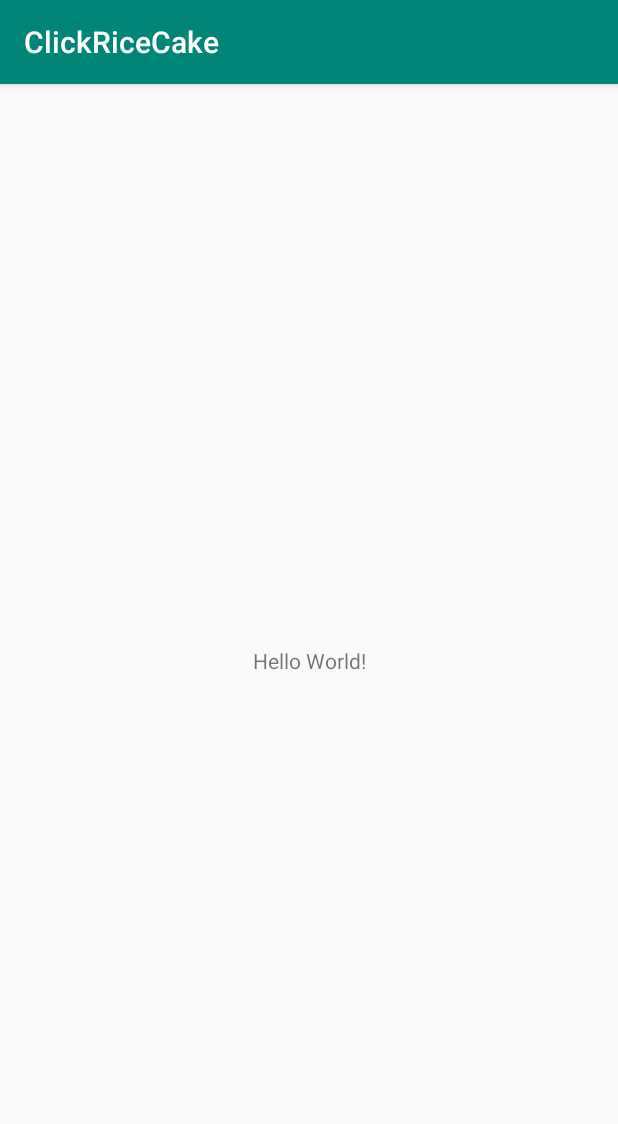
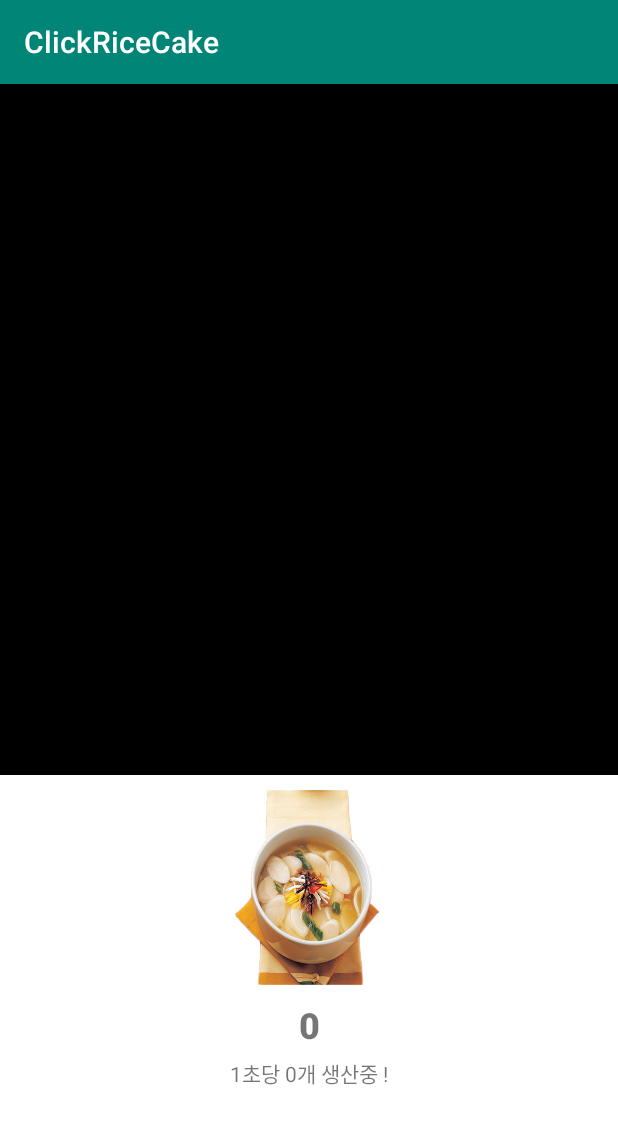
Before and after one commit to TaeHyungK/clicker-android, an Android app: the screen it shows after launch (MainActivity), on a phone screen of 412 x 824 dp. Shown: the top 1124 px of the screen. Run offline under Robolectric (Android 15) with nearby library versions, the phone set to English and light mode, and no system bars.

Commit message:
[메인] 클릭 시 떡국 추가 처리

```diff
--- a/app/build.gradle
+++ b/app/build.gradle
@@ -1,4 +1,6 @@
 apply plugin: 'com.android.application'
+apply plugin: 'kotlin-android-extensions'
+apply plugin: 'kotlin-android'
 
 android {
     compileSdkVersion 29
@@ -26,4 +28,12 @@ dependencies {
     testImplementation 'junit:junit:4.12'
     androidTestImplementation 'androidx.test.ext:junit:1.1.0'
     androidTestImplementation 'androidx.test.espresso:espresso-core:3.1.1'
+    implementation 'com.github.bumptech.glide:glide:4.7.1'
+    annotationProcessor 'com.github.bumptech.glide:compiler:4.7.1'
+    compile "androidx.core:core-ktx:+"
+    implementation "org.jetbrains.kotlin:kotlin-stdlib-jdk7:$kotlin_version"
 }
+
+repositories {
+    mavenCentral()
+}
--- a/app/src/main/java/com/taehyung/clickricecake/MainActivity.kt
+++ b/app/src/main/java/com/taehyung/clickricecake/MainActivity.kt
@@ -1,13 +1,44 @@
 package com.taehyung.clickricecake
 
+import android.annotation.SuppressLint
 import androidx.appcompat.app.AppCompatActivity
 
 import android.os.Bundle
+import android.view.View
+import android.widget.ImageView
+import android.widget.TextView
 
 class MainActivity : AppCompatActivity() {
+
+    private lateinit var mSoupImg: ImageView
+    private lateinit var mSoupCount: TextView
+    private lateinit var mSoupMaking: TextView
+
+    var mClickMaking = 1L
+    var mAutoMaking = 0L
+
+    var mTotalMaking: Long = 0
 
     override fun onCreate(savedInstanceState: Bundle?) {
         super.onCreate(savedInstanceState)
         setContentView(R.layout.activity_main)
+
+        mSoupImg = findViewById(R.id.main_soup_img)
+        mSoupCount = findViewById(R.id.main_soup_count)
+        mSoupMaking = findViewById(R.id.main_soup_making)
+
+        mSoupImg.setOnClickListener(mClickListener)
+
+        mSoupMaking.text = "1초당 ${mAutoMaking}개 생산중 !"
+
+    }
+
+    private val mClickListener = object: View.OnClickListener {
+        override fun onClick(view: View?) {
+            if (view?.id == mSoupImg.id) {
+                mTotalMaking += mClickMaking
+                mSoupCount.text = mTotalMaking.toString()
+            }
+        }
     }
 }
--- a/app/src/main/res/layout/activity_main.xml
+++ b/app/src/main/res/layout/activity_main.xml
@@ -6,13 +6,62 @@
     android:layout_height="match_parent"
     tools:context=".MainActivity">
 
-    <TextView
-        android:layout_width="wrap_content"
-        android:layout_height="wrap_content"
-        android:text="Hello World!"
+    <androidx.constraintlayout.widget.ConstraintLayout
+        android:id="@+id/main_content_container"
+        android:layout_width="match_parent"
+        android:layout_height="0dp"
+        app:layout_constraintVertical_weight="6"
+        app:layout_constraintStart_toStartOf="parent"
+        app:layout_constraintEnd_toEndOf="parent"
+        app:layout_constraintTop_toTopOf="parent"
+        app:layout_constraintBottom_toTopOf="@+id/main_menu_container"
+        app:layout_constraintVertical_chainStyle="packed"
+        android:background="@color/c_000000">
+
+    </androidx.constraintlayout.widget.ConstraintLayout>
+
+    <androidx.constraintlayout.widget.ConstraintLayout
+        android:id="@+id/main_menu_container"
+        android:layout_width="match_parent"
+        android:layout_height="0dp"
+        app:layout_constraintVertical_weight="4"
+        app:layout_constraintStart_toStartOf="parent"
+        app:layout_constraintEnd_toEndOf="parent"
+        app:layout_constraintTop_toBottomOf="@+id/main_content_container"
         app:layout_constraintBottom_toBottomOf="parent"
-        app:layout_constraintLeft_toLeftOf="parent"
-        app:layout_constraintRight_toRightOf="parent"
-        app:layout_constraintTop_toTopOf="parent" />
+        android:background="@color/c_ffffff">
+        <ImageView
+            android:id="@+id/main_soup_img"
+            android:layout_width="130dp"
+            android:layout_height="130dp"
+            android:layout_marginTop="10dp"
+            app:layout_constraintStart_toStartOf="parent"
+            app:layout_constraintEnd_toEndOf="parent"
+            app:layout_constraintTop_toTopOf="parent"
+            android:src="@drawable/ricecake_sample"/>
+        <TextView
+            android:id="@+id/main_soup_count"
+            android:layout_width="match_parent"
+            android:layout_height="wrap_content"
+            android:gravity="center"
+            android:layout_marginTop="10dp"
+            app:layout_constraintTop_toBottomOf="@+id/main_soup_img"
+            app:layout_constraintStart_toStartOf="parent"
+            app:layout_constraintEnd_toEndOf="parent"
+            android:textSize="24sp"
+            android:fontFamily="sans-serif-black"
+            android:text="0"
+            />
+        <TextView
+            android:id="@+id/main_soup_making"
+            android:layout_width="wrap_content"
+            android:layout_height="20dp"
+            android:layout_marginTop="5dp"
+            app:layout_constraintTop_toBottomOf="@+id/main_soup_count"
+            app:layout_constraintStart_toStartOf="parent"
+            app:layout_constraintEnd_toEndOf="parent"
+            />
+
+    </androidx.constraintlayout.widget.ConstraintLayout>
 
 </androidx.constraintlayout.widget.ConstraintLayout>
--- a/app/src/main/res/values/colors.xml
+++ b/app/src/main/res/values/colors.xml
@@ -3,4 +3,7 @@
     <color name="colorPrimary">#008577</color>
     <color name="colorPrimaryDark">#00574B</color>
     <color name="colorAccent">#D81B60</color>
+
+    <color name="c_000000">#000000</color>
+    <color name="c_ffffff">#ffffff</color>
 </resources>
--- a/build.gradle
+++ b/build.gradle
@@ -1,6 +1,7 @@
 // Top-level build file where you can add configuration options common to all sub-projects/modules.
 
 buildscript {
+    ext.kotlin_version = '1.3.61'
     repositories {
         google()
         jcenter()
@@ -8,6 +9,7 @@ buildscript {
     }
     dependencies {
         classpath 'com.android.tools.build:gradle:3.5.2'
+        classpath "org.jetbrains.kotlin:kotlin-gradle-plugin:$kotlin_version"
 
         // NOTE: Do not place your application dependencies here; they belong
         // in the individual module build.gradle files
```
Also changed, not shown: app/src/main/res/drawable/ricecake_sample.png (added), app/src/main/res/drawable/splash.png (added).
